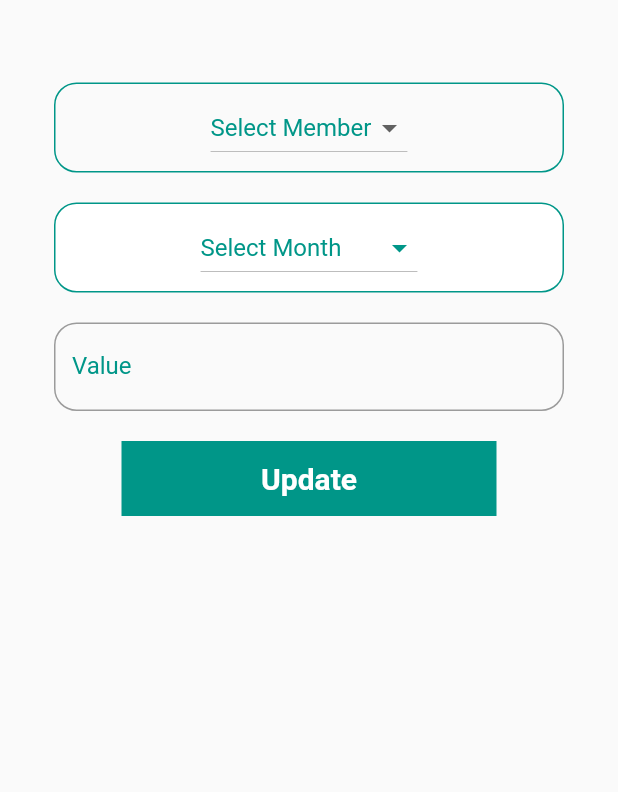
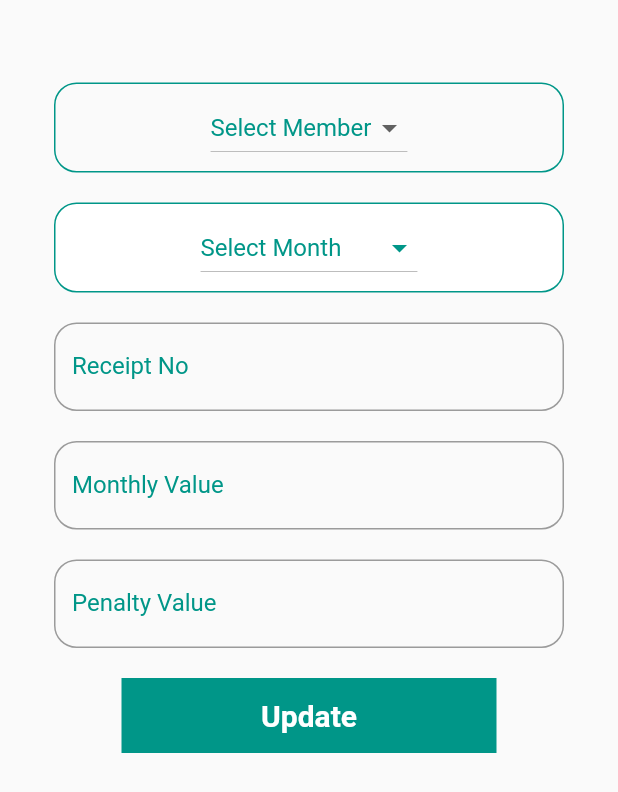
Before and after one commit to imranlaskar/usa_app, a Flutter app: the DataUpdate screen opened directly, after a tap on "Update", on a phone screen of 412 x 824 dp. Shown: the top 792 px of the screen. Run offline on Flutter 3.47's test engine with Material 2 defaults, Android fonts, the phone set to English and light mode, and no system bars; our stand-ins replace cloud_firestore, firebase_auth, firebase_core, flutter_slider_drawer, fluttertoast; missing offline and left inert: flutter_phone_direct_caller; accounts and stored records are empty; statements that could not run were skipped.

Commit message:
04-02-22

```diff
--- a/lib/screen/admin/data_update.dart
+++ b/lib/screen/admin/data_update.dart
@@ -1,6 +1,11 @@
+import 'package:cloud_firestore/cloud_firestore.dart';
+import 'package:firebase_auth/firebase_auth.dart';
+import 'package:flutter/cupertino.dart';
 import 'package:flutter/material.dart';
+import 'package:fluttertoast/fluttertoast.dart';
 import 'package:usa_app/helper/coustom_button.dart';
 import 'package:usa_app/helper/coustom_textformfield.dart';
+import 'package:usa_app/model/account_details_model.dart';
 import 'package:usa_app/utill/all_color.dart';
 
 class DataUpdate extends StatefulWidget {
@@ -14,7 +19,10 @@ class _DataUpdateState extends State<DataUpdate> {
   @override
   Widget build(BuildContext context) {
     return Scaffold(
-      body: Column(
+      body:
+      SingleChildScrollView(
+        scrollDirection: Axis.vertical,
+        child: Column(
           children: [
             SizedBox(height: 55,),
             Padding(
@@ -91,16 +99,36 @@ class _DataUpdateState extends State<DataUpdate> {
             Padding(
               padding: const EdgeInsets.only(left: 28.0,right: 28),
               child: CoustomTextFormField(
-                labelText: "Value",
-                hintText: "Enter Value",
+                  labelText: "Receipt No",
+                  hintText: "Enter Receipt No",
                   obdcureValue: false,
-                editingController: _valueController
+                  editingController: _receiptController
+              ),
+            ),
+            SizedBox(height: 20,),
+            Padding(
+              padding: const EdgeInsets.only(left: 28.0,right: 28),
+              child: CoustomTextFormField(
+                  labelText: "Monthly Value",
+                  hintText: "Enter Monthly Value",
+                  obdcureValue: false,
+                  editingController: _monthlyValueController
+              ),
+            ),
+            SizedBox(height: 20,),
+            Padding(
+              padding: const EdgeInsets.only(left: 28.0,right: 28),
+              child: CoustomTextFormField(
+                  labelText: "Penalty Value",
+                  hintText: "Enter Penalty Value",
+                  obdcureValue: false,
+                  editingController: _penaltyController
               ),
             ),
             SizedBox(height: 20,),
             InkWell(
                 onTap: (){
-
+                  UpdateAccountDetails();
                 },
                 child: CoustomButton(
                     buttonHight: 50,
@@ -110,24 +138,33 @@ class _DataUpdateState extends State<DataUpdate> {
                 )
             ),
             SizedBox(height: 20,),
-          Container(
-            width: MediaQuery.of(context).size.width,
-            child: Column(
-              children: [
-                Row(
-                  children: [
-
-                  ],
-                )
           ],
         ),
-          ),
-        ],
       ),
     );
   }
 }
-TextEditingController _valueController = TextEditingController();
+
+void UpdateAccountDetails() async {
+  FirebaseFirestore firebaseFirestore = FirebaseFirestore.instance;
+  User? user = FirebaseAuth.instance.currentUser;
+
+  AccountDetailsModel accountDetailsModel=AccountDetailsModel();
+  accountDetailsModel.name=initValMember;
+  accountDetailsModel.month=initValMonth;
+  accountDetailsModel.receiptNo=_receiptController.text;
+  accountDetailsModel.tk=_monthlyValueController.text;
+  accountDetailsModel.penalty=_penaltyController.text;
+   await firebaseFirestore.collection(initValMember!)
+  .doc(initValMonth)
+  .set(accountDetailsModel.toMap());
+   Fluttertoast.showToast(msg: "Data Save!!");
+
+}
+
+TextEditingController _monthlyValueController = TextEditingController();
+TextEditingController _penaltyController = TextEditingController();
+TextEditingController _receiptController = TextEditingController();
 String? initValMember;
 String? initValMonth;
 List<String> memberList = [
```
Also changed, not shown: lib/model/account_details_model.dart (added, +33 -0 lines). Lines whose indentation alone changed are shown as unchanged.
